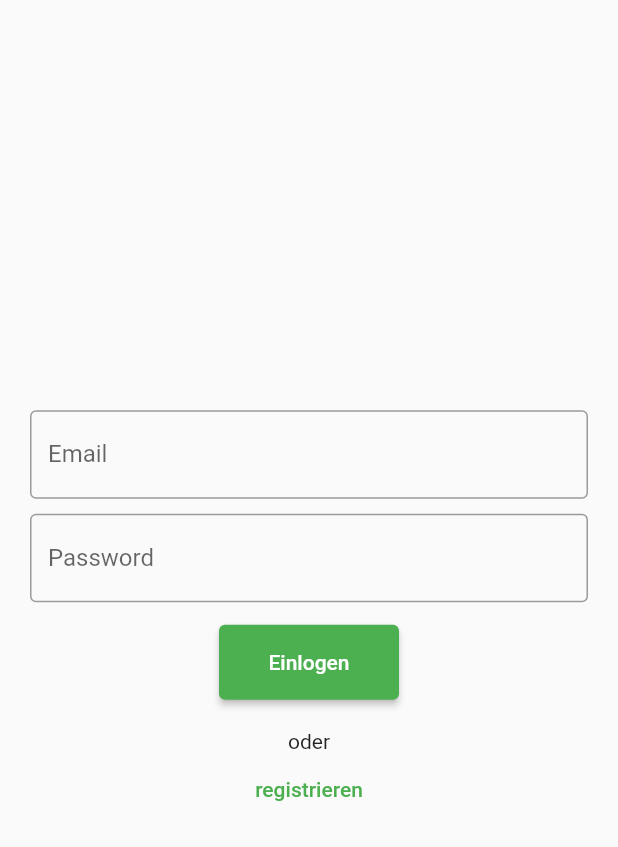
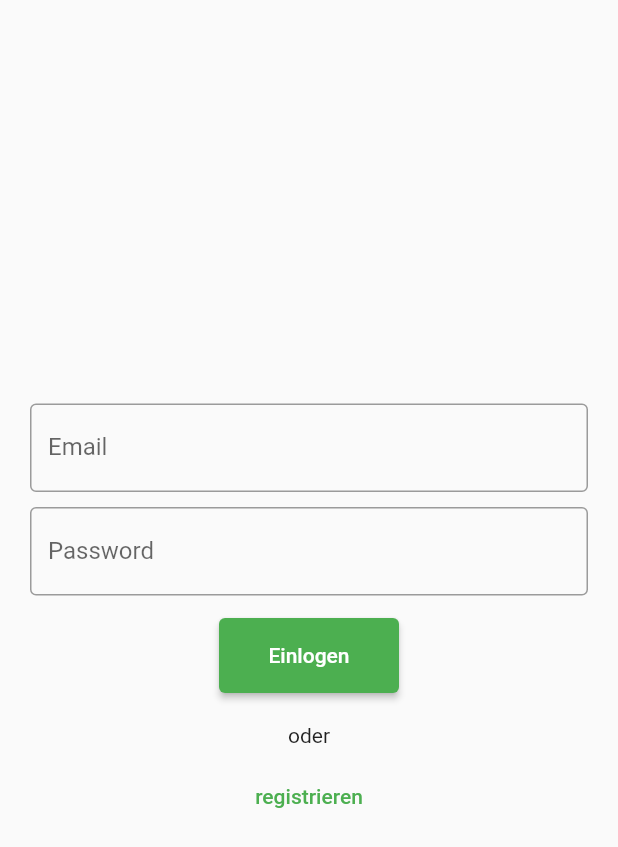
Before and after one commit to smartmyon/betreuer_app, a Flutter app: the screen it shows after launch, on a phone screen of 412 x 824 dp. Shown: the top 847 px of the screen. Run offline on Flutter 3.47's test engine with Material 2 defaults, Android fonts, the phone set to English and light mode, and no system bars.

Commit message:
Ich habe Loginseite ein bißchen verändert

```diff
--- a/lib/main.dart
+++ b/lib/main.dart
@@ -69,12 +69,18 @@ class LoginPage extends StatelessWidget {
                 child: Text("Einlogen")),
           ),
           SizedBox(height: 20),
-          Text("oder"),
+          SizedBox(
+            height: 20,
+            child: Text("oder"),
+          ),
+          SizedBox(height: 5),
           TextButton(
               onPressed: () {
                 appState.gotosingupfunction();
               },
-              child: Text("registrieren")),
+              child: Text(
+                "registrieren",
+              )),
         ],
       ),
     ));
```
